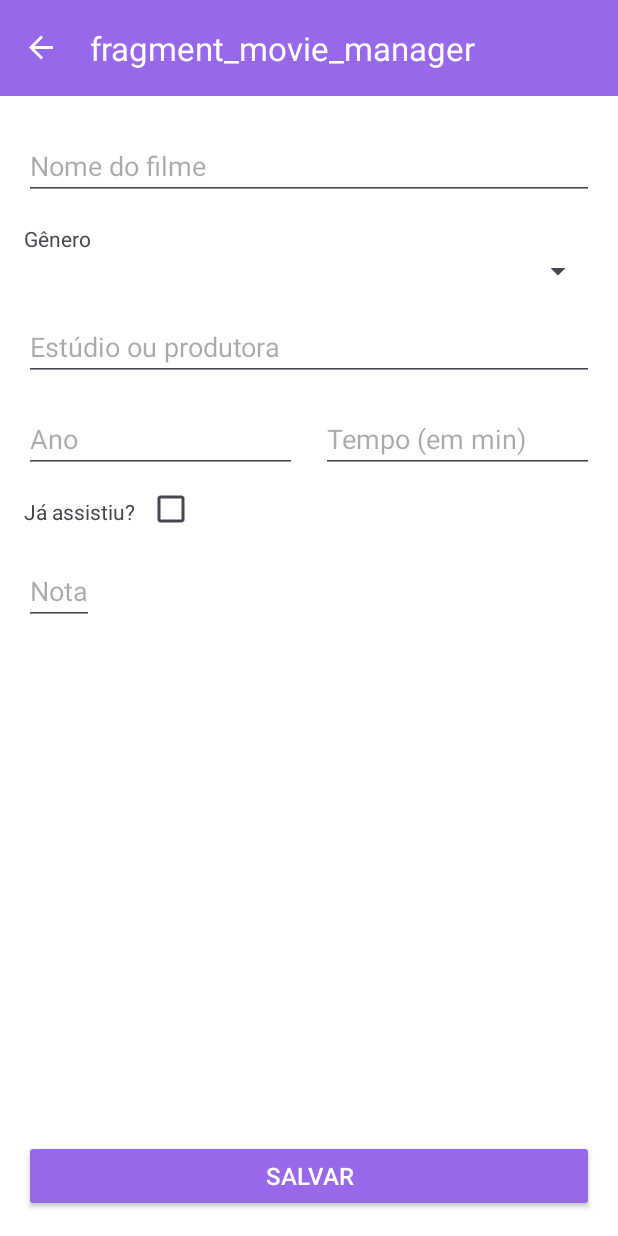
After one commit to alinegtcl/MoviesManager, an Android app: the MovieManagerFragment screen opened through its navigation route, on a phone screen of 412 x 824 dp. The commit adds this screen. Run offline under Robolectric (Android 15) with nearby library versions, the phone set to English and light mode, and no system bars; our stand-ins replace navigation-ui.

Commit message:
feat(manage_movies): added layout.

```diff
--- a/app/src/main/java/com/luisitolentino/moviesmanager/domain/model/Movie.kt
+++ b/app/src/main/java/com/luisitolentino/moviesmanager/domain/model/Movie.kt
@@ -1,12 +1,16 @@
 package com.luisitolentino.moviesmanager.domain.model
 
+import android.os.Parcelable
+import kotlinx.parcelize.Parcelize
+
+@Parcelize
 data class Movie(
-    val id: Long,
     val name: String,
     val releaseYear: String,
     val studio: String,
     val duration: Int,
     val flagMovieWatched: Boolean,
+    val movieGenre: MovieGenre,
     val score: Int? = -1,
-    val movieGenre: MovieGenre
-)
+    var id: Long = 0L
+) : Parcelable
--- a/app/src/main/java/com/luisitolentino/moviesmanager/domain/model/MovieGenre.kt
+++ b/app/src/main/java/com/luisitolentino/moviesmanager/domain/model/MovieGenre.kt
@@ -1,3 +1,7 @@
 package com.luisitolentino.moviesmanager.domain.model
 
-data class MovieGenre(val id: Long, val description: String)
+import android.os.Parcelable
+import kotlinx.parcelize.Parcelize
+
+@Parcelize
+data class MovieGenre(val id: Long, val description: String) : Parcelable
--- a/app/src/main/java/com/luisitolentino/moviesmanager/presentation/view/fragment/ListMoviesFragment.kt
+++ b/app/src/main/java/com/luisitolentino/moviesmanager/presentation/view/fragment/ListMoviesFragment.kt
@@ -7,6 +7,7 @@ import android.view.ViewGroup
 import android.widget.Toast
 import androidx.fragment.app.Fragment
 import androidx.lifecycle.lifecycleScope
+import androidx.navigation.fragment.findNavController
 import com.luisitolentino.moviesmanager.databinding.FragmentListMoviesBinding
 import com.luisitolentino.moviesmanager.domain.model.Movie
 import com.luisitolentino.moviesmanager.presentation.view.adpter.MovieAdapter
@@ -33,6 +34,15 @@ class ListMoviesFragment : Fragment() {
         super.onViewCreated(view, savedInstanceState)
         viewModel.getAllMovies()
         setupViewmodel()
+        setupAddNewMovieButton()
+    }
+
+    private fun setupAddNewMovieButton() {
+        binding.buttonAddNewMovie.setOnClickListener {
+            findNavController().navigate(
+                ListMoviesFragmentDirections.goToMovieManagerFragment()
+            )
+        }
     }
 
     private fun setupViewmodel() {
--- /dev/null
+++ b/app/src/main/java/com/luisitolentino/moviesmanager/presentation/view/fragment/MovieManagerFragment.kt
@@ -0,0 +1,57 @@
+package com.luisitolentino.moviesmanager.presentation.view.fragment
+
+import android.os.Bundle
+import android.view.LayoutInflater
+import android.view.View
+import android.view.ViewGroup
+import androidx.fragment.app.Fragment
+import com.luisitolentino.moviesmanager.databinding.FragmentMovieManagerBinding
+import com.luisitolentino.moviesmanager.domain.model.Movie
+import com.luisitolentino.moviesmanager.domain.model.MovieGenre
+import com.luisitolentino.moviesmanager.presentation.viewmodel.MoviesManagerViewModel
+import org.koin.androidx.viewmodel.ext.android.viewModel
+
+class MovieManagerFragment : Fragment() {
+
+    private val viewModel: MoviesManagerViewModel by viewModel()
+
+    private var _binding: FragmentMovieManagerBinding? = null
+    private val binding get() = _binding!!
+
+    private lateinit var movie: Movie
+
+    override fun onCreateView(
+        inflater: LayoutInflater, container: ViewGroup?,
+        savedInstanceState: Bundle?
+    ): View {
+        _binding = FragmentMovieManagerBinding.inflate(inflater, container, false)
+        return binding.root
+    }
+
+    override fun onViewCreated(view: View, savedInstanceState: Bundle?) {
+        super.onViewCreated(view, savedInstanceState)
+        setupAddMovie()
+    }
+
+    private fun setupAddMovie() {
+        binding.buttonAddMovie.setOnClickListener {
+            binding.apply {
+                movie = Movie(
+                    editTextMovieName.text.toString(),
+                    editTextReleaseYear.text.toString(),
+                    editTextMovieStudio.text.toString(),
+                    editTextMovieDuration.text.toString().toInt(),
+                    checkMovieWatched.isChecked,
+                    MovieGenre(1L, "comedia"),
+                    editTextMovieScore.text.toString().toInt()
+                )
+            }
+        }
+    }
+
+    override fun onDestroyView() {
+        super.onDestroyView()
+        _binding = null
+    }
+
+}
--- a/app/src/main/java/com/luisitolentino/moviesmanager/presentation/viewmodel/MoviesManagerViewModel.kt
+++ b/app/src/main/java/com/luisitolentino/moviesmanager/presentation/viewmodel/MoviesManagerViewModel.kt
@@ -2,8 +2,6 @@ package com.luisitolentino.moviesmanager.presentation.viewmodel
 
 import androidx.lifecycle.ViewModel
 import androidx.lifecycle.viewModelScope
-import com.luisitolentino.moviesmanager.domain.model.Movie
-import com.luisitolentino.moviesmanager.domain.model.MovieGenre
 import kotlinx.coroutines.Dispatchers
 import kotlinx.coroutines.flow.MutableStateFlow
 import kotlinx.coroutines.flow.asStateFlow
@@ -15,28 +13,6 @@ class MoviesManagerViewModel : ViewModel() {
     private val _stateList = MutableStateFlow<MovieState>(MovieState.HideLoading)
     val stateList = _stateList.asStateFlow()
 
-    val list = listOf(
-        Movie(
-            1L,
-            "Young Sheldon",
-            "2023",
-            "Warner",
-            100,
-            true,
-            9,
-            MovieGenre(1L, "Comédia")
-        ),
-        Movie(
-            2L,
-            "Sherlock Holmes",
-            "2019",
-            "Warner",
-            115,
-            false,
-            movieGenre = MovieGenre(2L, "Drama")
-        )
-    )
-
     fun getAllMovies() {
         viewModelScope.launch {
             _stateList.value = MovieState.ShowLoading
@@ -44,8 +20,8 @@ class MoviesManagerViewModel : ViewModel() {
                 Thread.sleep(1000)
             }
             _stateList.value = MovieState.HideLoading
-            _stateList.value = MovieState.SearchAllSuccess(list)
-            // _stateList.value = MovieState.EmptyState
+            // _stateList.value = MovieState.SearchAllSuccess(list)
+            _stateList.value = MovieState.EmptyState
         }
     }
 }
--- /dev/null
+++ b/app/src/main/res/layout/fragment_movie_manager.xml
@@ -0,0 +1,122 @@
+<?xml version="1.0" encoding="utf-8"?>
+<androidx.constraintlayout.widget.ConstraintLayout xmlns:android="http://schemas.android.com/apk/res/android"
+    xmlns:app="http://schemas.android.com/apk/res-auto"
+    android:layout_width="match_parent"
+    android:layout_height="match_parent"
+    android:background="@color/white"
+    android:orientation="vertical"
+    android:paddingHorizontal="16dp">
+
+    <EditText
+        android:id="@+id/editTextMovieName"
+        android:layout_width="match_parent"
+        android:layout_height="wrap_content"
+        android:layout_marginTop="24dp"
+        android:hint="@string/label_movie_name"
+        android:inputType="text"
+        android:textSize="18sp"
+        app:layout_constraintEnd_toEndOf="parent"
+        app:layout_constraintStart_toStartOf="parent"
+        app:layout_constraintTop_toTopOf="parent" />
+
+    <TextView
+        android:id="@+id/textMovieGenreLabel"
+        android:layout_width="match_parent"
+        android:layout_height="wrap_content"
+        android:layout_marginTop="16dp"
+        android:text="@string/label_movie_genre"
+        android:textSize="14sp"
+        app:layout_constraintEnd_toEndOf="parent"
+        app:layout_constraintStart_toStartOf="parent"
+        app:layout_constraintTop_toBottomOf="@id/editTextMovieName" />
+
+    <Spinner
+        android:id="@+id/spinnerMovieGenre"
+        android:layout_width="match_parent"
+        android:layout_height="wrap_content"
+        app:layout_constraintEnd_toEndOf="parent"
+        app:layout_constraintStart_toStartOf="parent"
+        app:layout_constraintTop_toBottomOf="@id/textMovieGenreLabel" />
+
+    <EditText
+        android:id="@+id/editTextMovieStudio"
+        android:layout_width="match_parent"
+        android:layout_height="wrap_content"
+        android:layout_marginTop="16dp"
+        android:hint="@string/label_movie_studio"
+        android:inputType="text"
+        android:textSize="18sp"
+        app:layout_constraintEnd_toEndOf="parent"
+        app:layout_constraintStart_toStartOf="parent"
+        app:layout_constraintTop_toBottomOf="@id/spinnerMovieGenre" />
+
+    <EditText
+        android:id="@+id/editTextReleaseYear"
+        android:layout_width="0dp"
+        android:layout_height="wrap_content"
+        android:layout_marginTop="16dp"
+        android:layout_marginEnd="8dp"
+        android:hint="@string/label_release_year"
+        android:inputType="number"
+        android:textSize="18sp"
+        app:layout_constraintEnd_toStartOf="@+id/editTextMovieDuration"
+        app:layout_constraintStart_toStartOf="parent"
+        app:layout_constraintTop_toBottomOf="@id/editTextMovieStudio" />
+
+    <EditText
+        android:id="@+id/editTextMovieDuration"
+        android:layout_width="0dp"
+        android:layout_height="wrap_content"
+        android:layout_marginStart="8dp"
+        android:layout_marginTop="16dp"
+        android:hint="@string/label_movie_duration"
+        android:inputType="number"
+        android:textSize="18sp"
+        app:layout_constraintEnd_toEndOf="parent"
+        app:layout_constraintStart_toEndOf="@id/editTextReleaseYear"
+        app:layout_constraintTop_toBottomOf="@id/editTextMovieStudio" />
+
+    <TextView
+        android:id="@+id/textMovieWatchedLabel"
+        android:layout_width="wrap_content"
+        android:layout_height="wrap_content"
+        android:layout_marginTop="16dp"
+        android:text="@string/label_watched"
+        android:textSize="14sp"
+        app:layout_constraintStart_toStartOf="parent"
+        app:layout_constraintTop_toBottomOf="@id/editTextMovieDuration" />
+
+    <CheckBox
+        android:id="@+id/checkMovieWatched"
+        android:layout_width="wrap_content"
+        android:layout_height="wrap_content"
+        android:backgroundTint="@color/colorPrimary"
+        app:layout_constraintStart_toEndOf="@id/textMovieWatchedLabel"
+        app:layout_constraintTop_toBottomOf="@id/editTextMovieDuration" />
+
+    <EditText
+        android:id="@+id/editTextMovieScore"
+        android:layout_width="wrap_content"
+        android:layout_height="wrap_content"
+        android:layout_marginTop="8dp"
+        android:hint="@string/label_movie_score"
+        android:inputType="number"
+        android:textSize="18sp"
+        app:layout_constraintStart_toStartOf="parent"
+        app:layout_constraintTop_toBottomOf="@id/checkMovieWatched" />
+
+    <androidx.appcompat.widget.AppCompatButton
+        android:id="@+id/buttonAddMovie"
+        android:layout_width="match_parent"
+        android:layout_height="wrap_content"
+        android:layout_marginTop="16dp"
+        android:layout_marginBottom="16dp"
+        android:backgroundTint="@color/colorPrimary"
+        android:text="@string/label_save"
+        android:textColor="@color/white"
+        android:textSize="16sp"
+        app:layout_constraintBottom_toBottomOf="parent"
+        app:layout_constraintEnd_toEndOf="parent"
+        app:layout_constraintStart_toStartOf="parent" />
+
+</androidx.constraintlayout.widget.ConstraintLayout>
--- a/app/src/main/res/layout/tile_movie.xml
+++ b/app/src/main/res/layout/tile_movie.xml
@@ -15,6 +15,7 @@
         android:layout_height="wrap_content"
         android:layout_marginStart="8dp"
         android:layout_marginEnd="16dp"
+        android:gravity="center_horizontal"
         android:textSize="18sp"
         app:layout_constraintEnd_toStartOf="@id/imageMovieEditMenu"
         app:layout_constraintStart_toStartOf="parent"
--- a/app/src/main/res/navigation/movies_manager_graph.xml
+++ b/app/src/main/res/navigation/movies_manager_graph.xml
@@ -9,5 +9,14 @@
         android:id="@+id/listMoviesFragment"
         android:name="com.luisitolentino.moviesmanager.presentation.view.fragment.ListMoviesFragment"
         android:label="@string/app_name"
-        tools:layout="@layout/fragment_list_movies" />
+        tools:layout="@layout/fragment_list_movies">
+        <action
+            android:id="@+id/go_to_movieManagerFragment"
+            app:destination="@id/movieManagerFragment" />
+    </fragment>
+    <fragment
+        android:id="@+id/movieManagerFragment"
+        android:name="com.luisitolentino.moviesmanager.presentation.view.fragment.MovieManagerFragment"
+        android:label="fragment_movie_manager"
+        tools:layout="@layout/fragment_movie_manager" />
 </navigation>
--- a/app/src/main/res/values/strings.xml
+++ b/app/src/main/res/values/strings.xml
@@ -3,4 +3,12 @@
     <string name="label_you_havent_movies">Você não tem filmes cadastrados</string>
     <string name="label_add_movie">Adicionar Filme</string>
     <string name="label_edit_item">Editar item</string>
+    <string name="label_movie_name">Nome do filme</string>
+    <string name="label_movie_genre">Gênero</string>
+    <string name="label_movie_studio">Estúdio ou produtora</string>
+    <string name="label_release_year">Ano</string>
+    <string name="label_movie_duration">Tempo (em min)</string>
+    <string name="label_watched">Já assistiu?</string>
+    <string name="label_movie_score">Nota</string>
+    <string name="label_save">Salvar</string>
 </resources>
```
Also changed, not shown: app/build.gradle.kts (+5 -3 lines), build.gradle.kts (+7 -2 lines).
